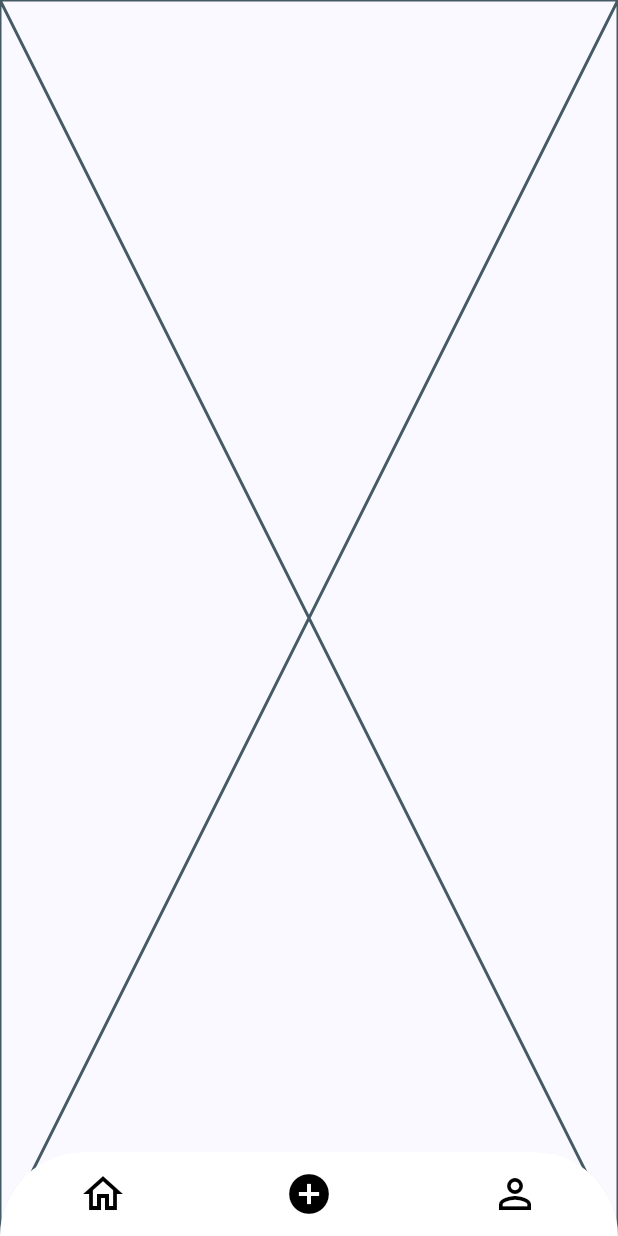
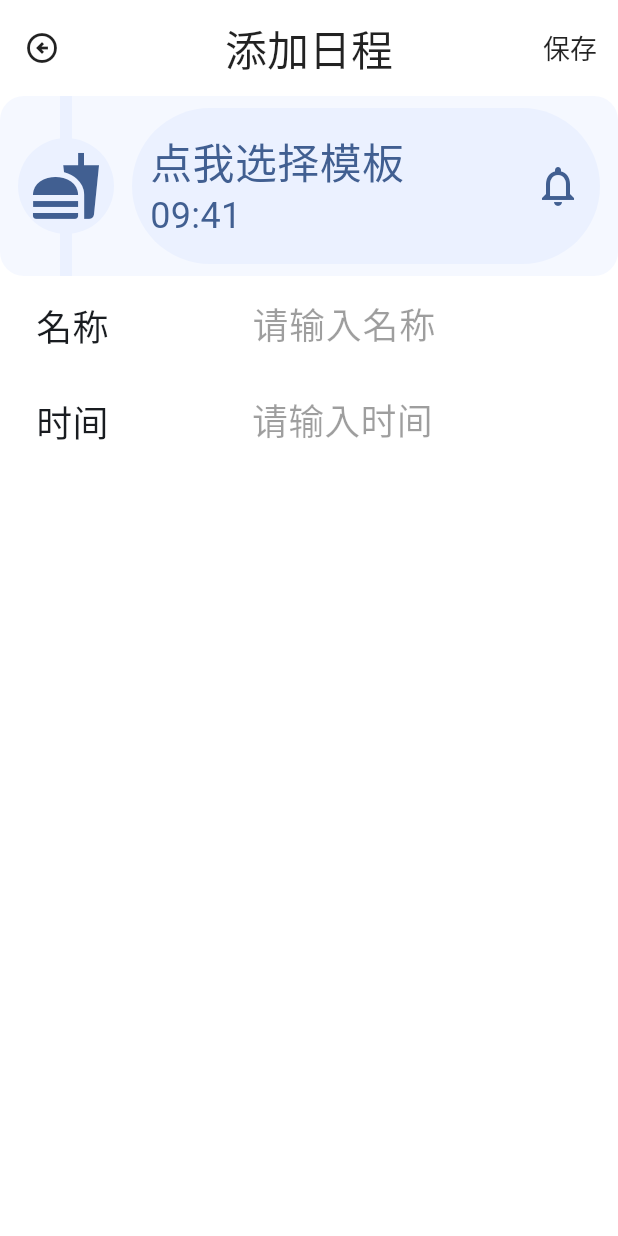
Before and after one commit to tro-lee/matter, a Flutter app: the screen it shows after launch, item 2 of the bottom bar chosen, on a phone screen of 412 x 824 dp. Run offline on Flutter 3.47's test engine with Material 3 defaults, Android fonts, the phone set to English and light mode, and no system bars; drawn by our look-alikes of custom_navigation_bar; our stand-ins replace easy_date_timeline, flutter_smart_dialog, jiffy; Roboto replaces fonts that are missing (PingFang).

Commit message:
添加页1

```diff
--- /dev/null
+++ b/lib/components/label.dart
@@ -0,0 +1,58 @@
+import 'package:flutter/material.dart';
+
+class LabelStyle {
+  TextStyle? labelTextStyle;
+  EdgeInsets? labelPadding;
+  double? labelWidth;
+  double? safeWidth;
+
+  LabelStyle(
+      {this.labelTextStyle,
+      this.labelWidth,
+      this.labelPadding,
+      this.safeWidth});
+}
+
+class Label extends StatelessWidget {
+  final double height;
+  final double width;
+  final Widget child;
+  final String text;
+  final LabelStyle? labelStyle;
+
+  Label(
+      {super.key,
+      this.height = 64,
+      this.width = double.infinity,
+      required this.text,
+      required this.child,
+      this.labelStyle});
+
+  @override
+  Widget build(BuildContext context) {
+    var _labelStyle = labelStyle ??
+        LabelStyle(
+            labelTextStyle: TextStyle(fontSize: 24),
+            labelPadding: EdgeInsets.fromLTRB(24, 16, 0, 16),
+            labelWidth: 96,
+            safeWidth: 64);
+
+    return SizedBox(
+      height: height,
+      width: width,
+      child: Row(
+        children: [
+          Container(
+            width: _labelStyle.labelWidth,
+            padding: _labelStyle.labelPadding,
+            child: Text(text, style: _labelStyle.labelTextStyle),
+          ),
+          SizedBox(
+            width: _labelStyle.safeWidth,
+          ),
+          Expanded(child: child),
+        ],
+      ),
+    );
+  }
+}
--- a/lib/main.dart
+++ b/lib/main.dart
@@ -1,9 +1,12 @@
 import 'package:flutter/material.dart';
 import 'package:flutter/services.dart';
 import 'package:custom_navigation_bar/custom_navigation_bar.dart';
+import 'package:flutter_smart_dialog/flutter_smart_dialog.dart';
+import 'package:jiffy/jiffy.dart';
 
 import 'utils/theme.dart';
 import 'pages/home.dart';
+import 'pages/add.dart';
 
 void main() {
   runApp(const MyApp());
@@ -20,11 +23,19 @@ class MyApp extends StatelessWidget {
       statusBarBrightness: Brightness.dark,
       statusBarIconBrightness: Brightness.dark,
     ));
+
+    Jiffy.setLocale('zh_CN');
+
     return MaterialApp(
+      navigatorObservers: [FlutterSmartDialog.observer],
+      builder: FlutterSmartDialog.init(),
       theme: ThemeData(
-        colorScheme: MaterialTheme.lightScheme(),
-      ),
-      home: Home(),
+          colorScheme: MaterialTheme.lightScheme(), fontFamily: "PingFang"),
+      home: MediaQuery(
+          data: MediaQuery.of(context).copyWith(
+            textScaler: TextScaler.linear(1),
+          ),
+          child: Home()),
     );
   }
 }
@@ -53,12 +64,37 @@ class _HomeState extends State<Home> {
     );
   }
 
-  final _barContainer = Colors.white;
-  final _onBarContainer = Colors.black;
+  Route animateRoute({required Widget child}) {
+    return PageRouteBuilder(
+      pageBuilder: (context, animation, secondaryAnimation) {
+        const begin = Offset(0.0, 1.0);
+        const end = Offset.zero;
+        const curve = Curves.ease;
+
+        final tween =
+            Tween(begin: begin, end: end).chain(CurveTween(curve: curve));
+        final offsetAnimation = animation.drive(tween);
+
+        return SlideTransition(position: offsetAnimation, child: child);
+      },
+      transitionsBuilder: (context, animation, secondaryAnimation, child) {
+        return child;
+      },
+    );
+  }
 
   /// 底部导航栏 完成对selectedPage的控制
   Widget bottomBar() {
+    const barContainer = Colors.white;
+    const onBarContainer = Colors.black;
+
     onTap(int index) {
+      if (index == 1) {
+        Future.delayed(Duration.zero, () {
+          Navigator.push(context, animateRoute(child: AddPage()));
+        });
+        index = _currentIndex;
+      }
       setState(() {
         _currentIndex = index;
       });
@@ -83,20 +119,22 @@ class _HomeState extends State<Home> {
       )
     ];
 
+    var customNavigationBar = CustomNavigationBar(
+        // 动画逻辑
+        scaleCurve: Curves.fastEaseInToSlowEaseOut,
+        scaleFactor: 0.1,
+        iconSize: 28,
+        selectedColor: onBarContainer,
+        unSelectedColor: onBarContainer,
+        strokeColor: barContainer,
+        backgroundColor: barContainer,
+        // 事项与选择逻辑
+        items: items,
+        currentIndex: _currentIndex,
+        onTap: onTap);
+
     return ClipRRect(
         borderRadius: BorderRadius.vertical(top: Radius.circular(780)),
-        child: CustomNavigationBar(
-            // 动画逻辑
-            scaleCurve: Curves.fastEaseInToSlowEaseOut,
-            scaleFactor: 0.1,
-            iconSize: 32,
-            selectedColor: _onBarContainer,
-            unSelectedColor: _onBarContainer,
-            strokeColor: _barContainer,
-            backgroundColor: _barContainer,
-            // 事项与选择逻辑
-            items: items,
-            currentIndex: _currentIndex,
-            onTap: onTap));
+        child: customNavigationBar);
   }
 }
--- /dev/null
+++ b/lib/pages/add.dart
@@ -0,0 +1,376 @@
+import 'package:flutter/material.dart';
+import 'package:flutter_smart_dialog/flutter_smart_dialog.dart';
+import 'package:jiffy/jiffy.dart';
+import 'package:provider/provider.dart';
+
+import 'package:buhuiwangshi/components/datePicker.dart';
+import 'package:buhuiwangshi/utils/colors.dart';
+import 'package:buhuiwangshi/components/label.dart';
+import 'package:buhuiwangshi/utils/system.dart';
+
+// 添加页
+class AddPage extends StatelessWidget {
+  const AddPage({super.key});
+
+  @override
+  Widget build(BuildContext context) {
+    return MediaQuery(
+      data: MediaQuery.of(context).copyWith(
+        textScaler: TextScaler.linear(1),
+      ),
+      child: Scaffold(
+        appBar: TopAppBar(),
+        body: Body(),
+      ),
+    );
+  }
+}
+
+/// 以下是头部部分
+class TopAppBar extends StatelessWidget implements PreferredSizeWidget {
+  TopAppBar({super.key});
+
+  @override
+  Widget build(BuildContext context) {
+    return AppBar(
+      backgroundColor: Colors.white,
+      toolbarHeight: 64,
+      leading: IconButton(
+        onPressed: () {
+          Navigator.pop(context);
+        },
+        icon: Icon(
+          Icons.arrow_circle_left_outlined,
+          color: textColor(context),
+        ),
+      ),
+      centerTitle: true,
+      title: Text(
+        "添加日程",
+        style: TextStyle(fontSize: 28, color: textColor(context)),
+      ),
+      actions: [
+        TextButton(
+            onPressed: () {},
+            child: Text("保存",
+                style: TextStyle(fontSize: 18, color: textColor(context))))
+      ],
+    );
+  }
+
+  @override
+  Size get preferredSize => Size(double.infinity, 64);
+}
+
+/// 以下是数据部分
+enum ReminderLevel { low, high }
+
+class FormStore extends ChangeNotifier {
+  bool isRepeatWeek = false; // 是否周重复
+  void setIsRepeatWeek(newIsRepeatWeek) {
+    isRepeatWeek = newIsRepeatWeek;
+    notifyListeners();
+  }
+
+  bool isRepeatDay = false; // 是否天重复
+  void setIsRepeatDay(newIsRepeatDay) {
+    isRepeatDay = newIsRepeatDay;
+    notifyListeners();
+  }
+
+  ReminderLevel level = ReminderLevel.low; // 提醒强度
+  int color = 0xF5F8FF; // 颜色
+  String remark = ""; // 备注
+
+  DateTime? datetime; // 时间
+  void setDateTime(newDateTime) {
+    datetime = newDateTime;
+    notifyListeners();
+  }
+
+  String? icon; // 图标
+
+  String? name; // 名称
+  void setName(newName) {
+    name = newName;
+    notifyListeners();
+  }
+
+  String? type; // 类型
+
+  bool get isEdited {
+    return (datetime ?? icon ?? name ?? type) != null;
+  }
+
+  void setTime({datetime, isRepeatDay, isRepeatWeek}) {
+    this.datetime = datetime;
+    this.isRepeatDay = isRepeatDay;
+    this.isRepeatWeek = isRepeatWeek;
+    notifyListeners();
+  }
+}
+
+/// 以下是内容部分
+class Body extends StatelessWidget {
+  @override
+  Widget build(BuildContext context) {
+    return ChangeNotifierProvider(
+      child: Container(
+        color: Colors.white,
+        child: Column(
+          children: [TemplateArea(), NameArea(), TimeArea()],
+        ),
+      ),
+      create: (context) => FormStore(),
+    );
+  }
+}
+
+// 模板区
+class TemplateArea extends StatelessWidget {
+  const TemplateArea({super.key});
+
+  @override
+  Widget build(BuildContext context) {
+    final name = Provider.of<FormStore>(context).name ?? '';
+
+    return Container(
+      height: 120,
+      width: double.infinity,
+      decoration: BoxDecoration(
+          color: topContainerColor(context),
+          borderRadius: BorderRadius.all(Radius.circular(16))),
+      child: Row(
+        children: [line(context), content(context, name)],
+      ),
+    );
+  }
+
+  /// 线
+  Widget line(context) {
+    return Padding(
+      padding: const EdgeInsets.fromLTRB(12, 0, 12, 0),
+      child: Stack(
+        alignment: Alignment.center,
+        children: [
+          Container(
+            width: 8,
+            height: double.infinity,
+            color: middleContainerColor(context),
+          ),
+          Container(
+            decoration: BoxDecoration(
+              color: middleContainerColor(context),
+              borderRadius: BorderRadius.all(Radius.circular(180)),
+            ),
+            width: 64,
+            height: 64,
+            child: Icon(Icons.fastfood, size: 48, color: primaryColor(context)),
+          ),
+        ],
+      ),
+    );
+  }
+
+  /// 内容
+  Widget content(context, templateName) {
+    var name = templateName.isEmpty ? "点我选择模板" : templateName;
+
+    return Expanded(
+      child: Container(
+        margin: const EdgeInsets.fromLTRB(0, 8, 12, 8),
+        decoration: BoxDecoration(
+            color: middleContainerColor(context),
+            borderRadius: BorderRadius.all(Radius.circular(120))),
+        child: Padding(
+          padding: const EdgeInsets.fromLTRB(12, 0, 12, 0),
+          child: Row(
+            mainAxisAlignment: MainAxisAlignment.spaceBetween,
+            children: [
+              Expanded(
+                child: Column(
+                  mainAxisAlignment: MainAxisAlignment.center,
+                  crossAxisAlignment: CrossAxisAlignment.start,
+                  children: [
+                    Text(name,
+                        maxLines: 1,
+                        overflow: TextOverflow.ellipsis,
+                        style: TextStyle(
+                          color: primaryColor(context),
+                          fontSize: 28,
+                        )),
+                    Text("09:41",
+                        style: TextStyle(
+                          fontSize: 24,
+                          color: primaryColor(context),
+                        ))
+                  ],
+                ),
+              ),
+              Icon(
+                Icons.notifications_none,
+                color: primaryColor(context),
+                size: 32,
+              )
+            ],
+          ),
+        ),
+      ),
+    );
+  }
+}
+
+// 名称编辑区
+class NameArea extends StatelessWidget {
+  const NameArea({super.key});
+
+  @override
+  Widget build(BuildContext context) {
+    final setName = Provider.of<FormStore>(context).setName;
+
+    return Label(
+        text: "名称",
+        child: Padding(
+          padding: const EdgeInsets.fromLTRB(8.0, 0, 0, 0),
+          child: TextField(
+            onChanged: setName,
+            style: TextStyle(fontSize: 24),
+            decoration: InputDecoration.collapsed(
+                hintText: "请输入名称", hintStyle: TextStyle(color: Colors.black38)),
+          ),
+        ));
+  }
+}
+
+// 时间编辑区
+class TimeArea extends StatelessWidget {
+  TimeArea({super.key});
+
+  @override
+  Widget build(BuildContext context) {
+    final formStore = Provider.of<FormStore>(context);
+    final datetime = formStore.datetime;
+
+    popupDatePicker() {
+      showDatePicker(formStore);
+    }
+
+    var content = formStore.datetime == null
+        ? datePlaceholder(onPressed: popupDatePicker)
+        : Padding(
+            padding: const EdgeInsets.fromLTRB(8.0, 0, 0, 0),
+            child: Row(
+              children: [
+                bubbleLabel(context,
+                    text: getDateText(datetime,
+                        isRepeatWeek: formStore.isRepeatWeek,
+                        isRepeatDay: formStore.isRepeatDay),
+                    onPressed: popupDatePicker),
+                SizedBox(
+                  width: 16,
+                ),
+                bubbleLabel(context,
+                    text: getTimeText(datetime), onPressed: () {}),
+              ],
+            ),
+          );
+    return Label(text: "时间", child: content);
+  }
+
+  /// 呼出日期选择器
+  showDatePicker(FormStore formStore) async {
+    if (SystemUtils.hasFocus) {
+      SystemUtils.hideKeyShowUnfocus();
+      await Future.delayed(Duration(milliseconds: 100));
+    }
+
+    SmartDialog.show(builder: (context) {
+      var datePicker = DatePicker(
+        dateTime: formStore.datetime,
+        isRepeatDay: formStore.isRepeatDay,
+        isRepeatWeek: formStore.isRepeatWeek,
+        onFinish: (datetime, isRepeatWeek, isRepeatDay) async {
+          await Future.delayed(Duration(milliseconds: 200));
+          SmartDialog.dismiss();
+          formStore.setTime(
+              datetime: datetime,
+              isRepeatWeek: isRepeatWeek,
+              isRepeatDay: isRepeatDay);
+        },
+      );
+      return Container(
+        margin: EdgeInsets.fromLTRB(16, 0, 16, 0),
+        padding: EdgeInsets.all(6),
+        decoration: BoxDecoration(
+            color: topContainerColor(context),
+            borderRadius: BorderRadius.all(Radius.circular(16))),
+        child: datePicker,
+      );
+    });
+  }
+
+  /// 日期文案
+  String getDateText(datetime, {bool? isRepeatWeek, bool? isRepeatDay}) {
+    if (datetime == null) {
+      return "";
+    }
+
+    var dateTimeJiffy = Jiffy.parseFromDateTime(datetime!).startOf(Unit.day);
+    var todayJiffy = Jiffy.now().startOf(Unit.day);
+
+    if (isRepeatDay != null && isRepeatDay) {
+      return "每天";
+    }
+
+    if (isRepeatWeek != null && isRepeatWeek) {
+      return "每${dateTimeJiffy.E}";
+    }
+
+    final daydiff = dateTimeJiffy.diff(todayJiffy, unit: Unit.day);
+    final map = {0: "今天", 1: "明天", 2: "后天"};
+    if (map.containsKey(daydiff)) {
+      return map[daydiff] ?? '';
+    }
+
+    return dateTimeJiffy.format(pattern: "MM/dd");
+  }
+
+  /// 时间文案
+  String getTimeText(datetime) {
+    if (datetime == null) {
+      return "";
+    }
+
+    var timeJiffy = Jiffy.parseFromDateTime(datetime!);
+    return timeJiffy.format(pattern: "HH:mm a");
+  }
+
+  /// 日期选择占位
+  Widget datePlaceholder({onPressed}) {
+    return TextButton(
+        style: TextButton.styleFrom(
+          padding: const EdgeInsets.fromLTRB(8.0, 0, 0, 0),
+        ),
+        onPressed: onPressed,
+        child: Align(
+          alignment: Alignment.centerLeft,
+          child: Text("请输入时间",
+              style: TextStyle(fontSize: 24, color: Colors.black38)),
+        ));
+  }
+
+  /// 工具
+  /// 气泡标签
+  Widget bubbleLabel(BuildContext context, {text, onPressed}) {
+    return FilledButton(
+      onPressed: onPressed,
+      style: FilledButton.styleFrom(
+          padding: EdgeInsets.fromLTRB(16, 8, 16, 8),
+          backgroundColor: middleContainerColor(context),
+          shape: RoundedRectangleBorder(
+              borderRadius: BorderRadius.all(Radius.circular(8)))),
+      child: Text(text,
+          style: TextStyle(fontSize: 18, color: primaryColor(context))),
+    );
+  }
+}
--- a/lib/utils/colors.dart
+++ b/lib/utils/colors.dart
@@ -6,6 +6,14 @@ Color containerColor(context) {
 
 Color onContainerColor(context) {
   return Theme.of(context).colorScheme.onPrimaryContainer;
+}
+
+Color primaryColor(context) {
+  return Theme.of(context).colorScheme.primary;
+}
+
+Color textColor(context) {
+  return Colors.black87;
 }
 
 Color middleContainerColor(context) {
```
Also changed, not shown: lib/components/datePicker.dart (added, +180 -0 lines), lib/pages/home.dart (+7 -12 lines), lib/utils/system.dart (added, +13 -0 lines), pubspec.yaml (+7 -2 lines), pubspec.lock.
